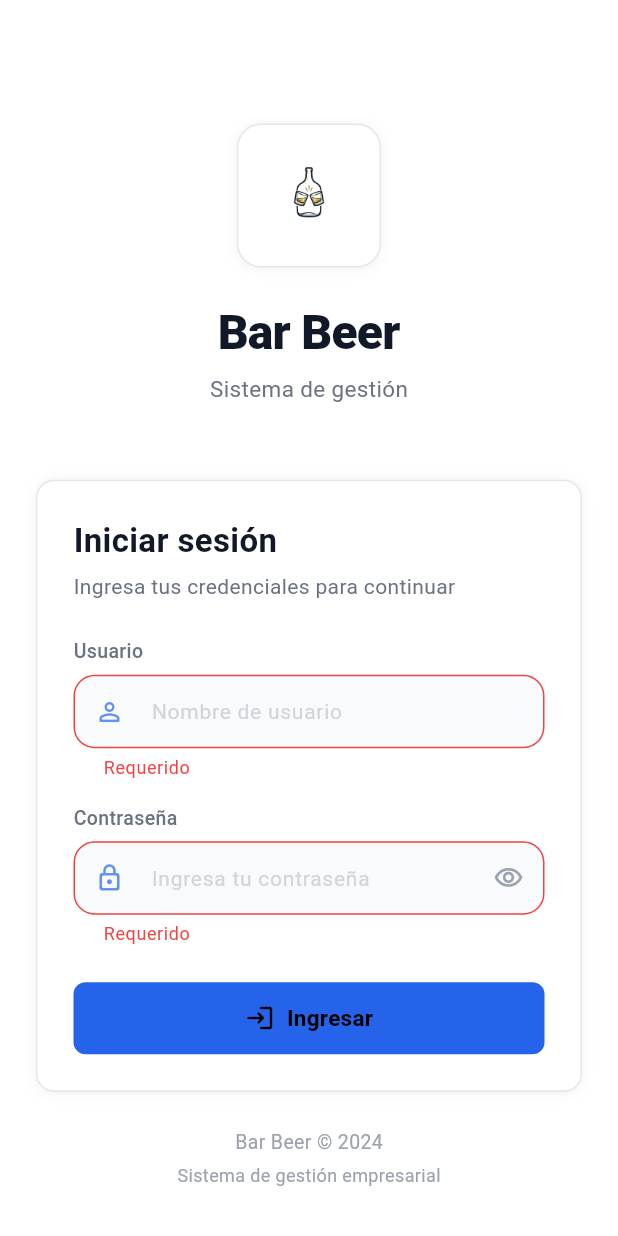
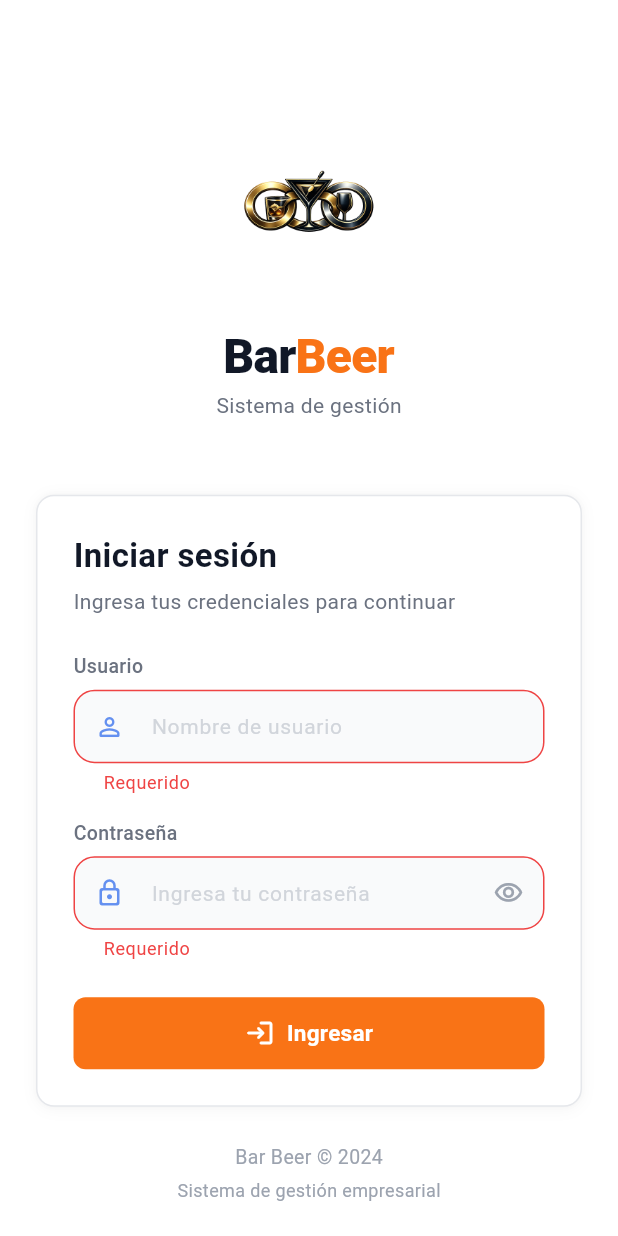
Before and after one commit to keyli-github/barbeer, a Flutter app: the screen it shows after launch, after a tap on "Ingresar", on a phone screen of 412 x 824 dp. Run offline on Flutter 3.47's test engine with Material 3 defaults, Android fonts, the phone set to English and light mode, and no system bars; our stand-ins replace cached_network_image, dio, fl_chart, flutter_riverpod, flutter_secure_storage, go_router; network calls fail.

Commit message:
feat(ui): barra lateral sin BarBeer, botones naranja, login+splash con logo real LOGO_GENERAL

```diff
--- a/lib/core/routes/app_router.dart
+++ b/lib/core/routes/app_router.dart
@@ -164,39 +164,65 @@ class _SplashState extends ConsumerState<_SplashScreen> {
 
   @override
   Widget build(BuildContext context) => Scaffold(
-    backgroundColor: const Color(0xFFF2F5FA),
+    backgroundColor: Colors.white,
     body: Center(
       child: Column(
         mainAxisSize: MainAxisSize.min,
         children: [
-          Container(
-            width: 80,
-            height: 80,
-            decoration: const BoxDecoration(
-              gradient: LinearGradient(
-                colors: [Color(0xFF2563EB), Color(0xFF1D4ED8)],
+          // Logo real
+          Image.asset(
+            'assets/images/LOGO_GENERAL.png',
+            width: 120,
+            height: 120,
+            fit: BoxFit.contain,
+            errorBuilder: (_, __, ___) => Container(
+              width: 96,
+              height: 96,
+              decoration: BoxDecoration(
+                color: const Color(0xFFFFF7ED),
+                borderRadius: BorderRadius.circular(24),
               ),
-              shape: BoxShape.circle,
-            ),
-            child: const Icon(
-              Icons.local_bar_rounded,
-              color: Colors.white,
-              size: 40,
+              child: const Icon(
+                Icons.local_bar_rounded,
+                color: Color(0xFFF97316),
+                size: 48,
+              ),
             ),
           ),
-          const SizedBox(height: 24),
-          const Text(
-            'Bar Beer',
-            style: TextStyle(
-              fontSize: 28,
-              fontWeight: FontWeight.w800,
-              color: Color(0xFF2563EB),
+          const SizedBox(height: 20),
+          // BarBeer con el mismo estilo del header
+          RichText(
+            text: const TextSpan(
+              children: [
+                TextSpan(
+                  text: 'Bar',
+                  style: TextStyle(
+                    fontSize: 32,
+                    fontWeight: FontWeight.w900,
+                    color: Color(0xFF111827),
+                    letterSpacing: -0.5,
+                  ),
+                ),
+                TextSpan(
+                  text: 'Beer',
+                  style: TextStyle(
+                    fontSize: 32,
+                    fontWeight: FontWeight.w900,
+                    color: Color(0xFFF97316),
+                    letterSpacing: -0.5,
+                  ),
+                ),
+              ],
             ),
           ),
           const SizedBox(height: 32),
-          const CircularProgressIndicator(
-            color: Color(0xFF2563EB),
-            strokeWidth: 2.5,
+          const SizedBox(
+            width: 24,
+            height: 24,
+            child: CircularProgressIndicator(
+              color: Color(0xFFF97316),
+              strokeWidth: 2.5,
+            ),
           ),
         ],
       ),
--- a/lib/core/widgets/app_button.dart
+++ b/lib/core/widgets/app_button.dart
@@ -71,6 +71,10 @@ class AppButton extends StatelessWidget {
       default:
         btn = ElevatedButton(
           onPressed: isLoading ? null : onPressed,
+          style: ElevatedButton.styleFrom(
+            backgroundColor: AppColors.brand, // naranja
+            foregroundColor: Colors.white,
+          ),
           child: child,
         );
     }
--- a/lib/core/widgets/app_buttons.dart
+++ b/lib/core/widgets/app_buttons.dart
@@ -31,9 +31,9 @@ class PrimaryButton extends StatelessWidget {
       child: ElevatedButton(
         onPressed: isLoading ? null : onPressed,
         style: ElevatedButton.styleFrom(
-          backgroundColor: AppColors.primary,
-          foregroundColor: Colors.black,
-          disabledBackgroundColor: AppColors.primary.withOpacity(0.5),
+          backgroundColor: AppColors.brand, // naranja
+          foregroundColor: Colors.white,
+          disabledBackgroundColor: AppColors.brand.withOpacity(0.5),
           elevation: 0,
           shadowColor: Colors.transparent,
           shape: RoundedRectangleBorder(
@@ -47,7 +47,7 @@ class PrimaryButton extends StatelessWidget {
                 height: 20,
                 child: CircularProgressIndicator(
                   strokeWidth: 2,
-                  valueColor: AlwaysStoppedAnimation<Color>(Colors.black),
+                  valueColor: AlwaysStoppedAnimation<Color>(Colors.white),
                 ),
               )
             : Row(
--- a/lib/core/widgets/ds_button.dart
+++ b/lib/core/widgets/ds_button.dart
@@ -186,9 +186,9 @@ class DSButton extends StatelessWidget {
   Color _bg() {
     switch (variant) {
       case DSButtonVariant.primary:
-        return AppColors.primary;
+        return AppColors.brand; // naranja
       case DSButtonVariant.secondary:
-        return AppColors.primarySurface;
+        return AppColors.brandSurface;
       case DSButtonVariant.danger:
         return AppColors.error;
       default:
@@ -201,7 +201,7 @@ class DSButton extends StatelessWidget {
       case DSButtonVariant.primary:
         return Colors.white;
       case DSButtonVariant.secondary:
-        return AppColors.primary;
+        return AppColors.brand;
       case DSButtonVariant.danger:
         return Colors.white;
       case DSButtonVariant.ghost:
--- a/lib/features/auth/presentation/screens/login_screen.dart
+++ b/lib/features/auth/presentation/screens/login_screen.dart
@@ -121,42 +121,56 @@ class _LoginScreenState extends ConsumerState<LoginScreen>
 
   Widget _buildBrand() => Column(
     children: [
-      // Logo con sombra suave
-      Container(
+      // Logo real LOGO_GENERAL.png
+      Image.asset(
+        'assets/images/LOGO_GENERAL.png',
+        width: 120,
+        height: 120,
+        fit: BoxFit.contain,
+        errorBuilder: (_, __, ___) => Container(
           width: 96,
           height: 96,
           decoration: BoxDecoration(
-          color: AppColors.surface,
+            color: AppColors.brandSurface,
             borderRadius: BorderRadius.circular(AppSpacing.radiusXL),
-          boxShadow: AppShadows.card,
-          border: Border.all(color: AppColors.border, width: 1),
           ),
-        padding: EdgeInsets.all(AppSpacing.md),
-        child: Image.asset(
-          'assets/images/barbeerLogo.png',
-          fit: BoxFit.contain,
+          child: const Icon(
+            Icons.local_bar_rounded,
+            color: AppColors.brand,
+            size: 48,
           ),
         ),
-      SizedBox(height: AppSpacing.lg),
-      // Título
-      Text(
-        'Bar Beer',
+      ),
+      SizedBox(height: AppSpacing.md),
+      // BarBeer con el mismo estilo del header
+      RichText(
+        text: const TextSpan(
+          children: [
+            TextSpan(
+              text: 'Bar',
               style: TextStyle(
                 fontSize: 32,
-          fontWeight: FontWeight.w800,
+                fontWeight: FontWeight.w900,
                 color: AppColors.textPrimary,
                 letterSpacing: -0.5,
               ),
             ),
+            TextSpan(
+              text: 'Beer',
+              style: TextStyle(
+                fontSize: 32,
+                fontWeight: FontWeight.w900,
+                color: AppColors.brand,
+                letterSpacing: -0.5,
+              ),
+            ),
+          ],
+        ),
+      ),
       SizedBox(height: AppSpacing.xxs),
-      // Subtítulo
       Text(
         'Sistema de gestión',
-        style: TextStyle(
-          fontSize: 15,
-          color: AppColors.textSecondary,
-          fontWeight: FontWeight.w400,
-        ),
+        style: const TextStyle(fontSize: 14, color: AppColors.textSecondary),
       ),
     ],
   );
--- a/lib/features/etiquetas/presentation/widgets/etiqueta_form_sheet.dart
+++ b/lib/features/etiquetas/presentation/widgets/etiqueta_form_sheet.dart
@@ -184,7 +184,7 @@ class _EtiquetaFormSheetState extends ConsumerState<EtiquetaFormSheet> {
               child: ElevatedButton(
                 onPressed: _saving ? null : _submit,
                 style: ElevatedButton.styleFrom(
-                  backgroundColor: AppColors.primary,
+                  backgroundColor: AppColors.brand,
                   foregroundColor: Colors.white,
                   shape: RoundedRectangleBorder(
                     borderRadius: BorderRadius.circular(12),
--- a/lib/features/ventas/presentation/screens/conciliar_venta_screen.dart
+++ b/lib/features/ventas/presentation/screens/conciliar_venta_screen.dart
@@ -288,7 +288,7 @@ class _ConciliarVentaScreenState extends ConsumerState<ConciliarVentaScreen> {
               child: ElevatedButton(
                 onPressed: _saving ? null : _submit,
                 style: ElevatedButton.styleFrom(
-                  backgroundColor: AppColors.primary,
+                  backgroundColor: AppColors.brand,
                   foregroundColor: Colors.white,
                   shape: RoundedRectangleBorder(
                     borderRadius: BorderRadius.circular(14),
--- a/lib/features/ventas/presentation/screens/conciliar_venta_sheet.dart
+++ b/lib/features/ventas/presentation/screens/conciliar_venta_sheet.dart
@@ -300,7 +300,7 @@ class _ConciliarVentaSheetState extends ConsumerState<ConciliarVentaSheet> {
                     child: ElevatedButton(
                       onPressed: _saving ? null : _submit,
                       style: ElevatedButton.styleFrom(
-                        backgroundColor: AppColors.primary,
+                        backgroundColor: AppColors.brand,
                         foregroundColor: Colors.white,
                         shape: RoundedRectangleBorder(
                           borderRadius: BorderRadius.circular(12),
--- a/lib/features/ventas/presentation/screens/venta_detail_screen.dart
+++ b/lib/features/ventas/presentation/screens/venta_detail_screen.dart
@@ -418,7 +418,7 @@ class _VentaDetailScreenState extends ConsumerState<VentaDetailScreen> {
                     icon: const Icon(Icons.payment_rounded, size: 18),
                     label: const Text('Clasificar pago'),
                     style: ElevatedButton.styleFrom(
-                      backgroundColor: AppColors.primary,
+                      backgroundColor: AppColors.brand,
                       foregroundColor: Colors.white,
                       shape: RoundedRectangleBorder(
                         borderRadius: BorderRadius.circular(12),
--- a/lib/features/ventas/presentation/widgets/carrito_venta_sheet.dart
+++ b/lib/features/ventas/presentation/widgets/carrito_venta_sheet.dart
@@ -265,7 +265,7 @@ class CarritoVentaSheet extends StatelessWidget {
                     child: ElevatedButton(
                       onPressed: submitting ? null : onConfirm,
                       style: ElevatedButton.styleFrom(
-                        backgroundColor: AppColors.primary,
+                        backgroundColor: AppColors.brand,
                         foregroundColor: Colors.white,
                         shape: RoundedRectangleBorder(
                           borderRadius: BorderRadius.circular(12),
```
Also changed, not shown: lib/features/shell/presentation/screens/shell_screen.dart (+5 -32 lines). Lines whose indentation alone changed are shown as unchanged.
